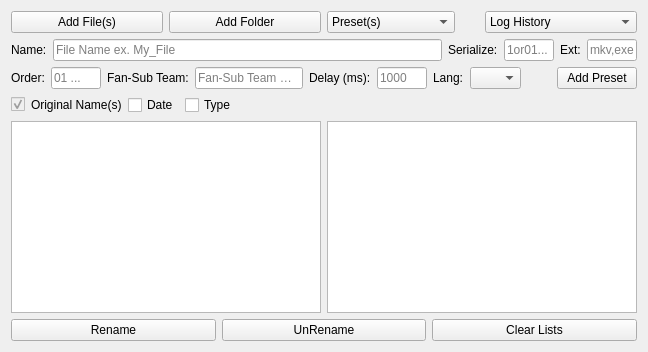
Before: the Qt Designer form UI/maingui.ui in Me-TheKing/Sub-Renamer, drawn with Qt 5.
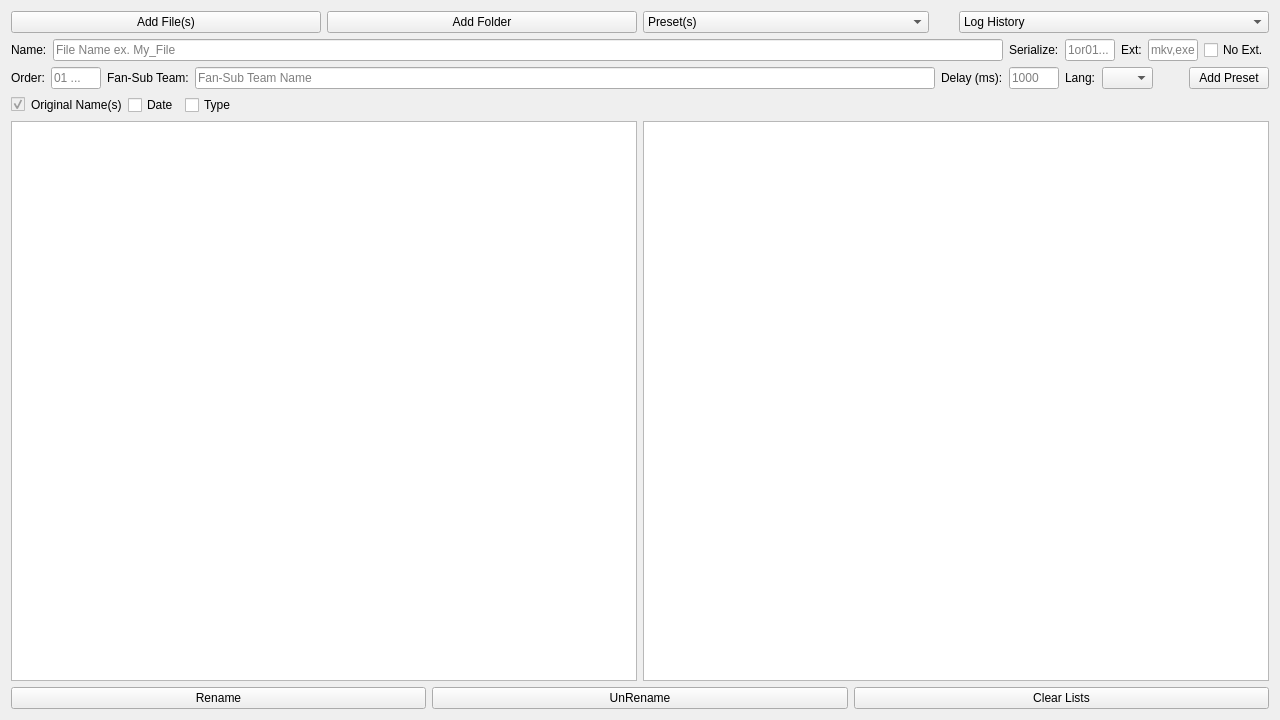
After: the same form once the commit is applied.

Commit message: new design, add no_ext_chbox, and set the size to HD

Diff of the .ui file:
```diff
--- a/UI/maingui.ui
+++ b/UI/maingui.ui
@@ -2,6 +2,14 @@
 <ui version="4.0">
  <class>Form</class>
  <widget class="QWidget" name="Form">
+  <property name="geometry">
+   <rect>
+    <x>0</x>
+    <y>0</y>
+    <width>1280</width>
+    <height>720</height>
+   </rect>
+  </property>
   <property name="windowTitle">
    <string>Form</string>
   </property>
@@ -139,6 +147,13 @@
        </property>
       </widget>
      </item>
+     <item>
+      <widget class="QCheckBox" name="no_ext_chbox">
+       <property name="text">
+        <string>No Ext.</string>
+       </property>
+      </widget>
+     </item>
     </layout>
    </item>
    <item row="2" column="0" colspan="2">
```
The commit also changes 1 other file.
